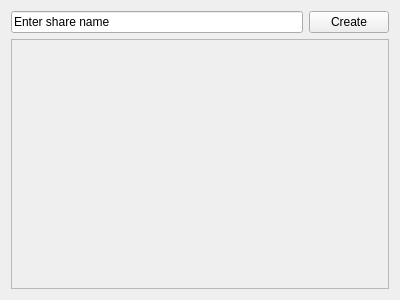
maidsafe-archive/MaidSafe-Encrypt, file src/qt/ui/user_shares_panel.ui: the form before one commit.
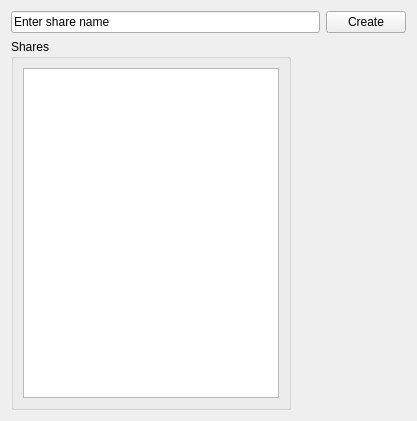
The form after the commit.

Commit message: pd - gui - qt: further work on the shares and contacts panels

```diff
--- a/src/qt/ui/user_shares_panel.ui
+++ b/src/qt/ui/user_shares_panel.ui
@@ -6,14 +6,14 @@
    <rect>
     <x>0</x>
     <y>0</y>
-    <width>400</width>
-    <height>300</height>
+    <width>417</width>
+    <height>421</height>
    </rect>
   </property>
   <property name="windowTitle">
    <string>Form</string>
   </property>
-  <layout class="QVBoxLayout" name="verticalLayout">
+  <layout class="QVBoxLayout" name="verticalLayout_2">
    <item>
     <layout class="QHBoxLayout" name="horizontalLayout">
      <item>
@@ -36,39 +36,46 @@
     </layout>
    </item>
    <item>
-    <widget class="QScrollArea" name="sharesScrollArea">
-     <property name="widgetResizable">
-      <bool>true</bool>
-     </property>
-     <widget class="QWidget" name="scrollAreaWidgetContents">
-      <property name="geometry">
-       <rect>
-        <x>0</x>
-        <y>0</y>
-        <width>380</width>
-        <height>249</height>
-       </rect>
-      </property>
-      <layout class="QVBoxLayout" name="verticalLayout_3">
+    <layout class="QHBoxLayout" name="horizontalLayout_2">
+     <item>
+      <widget class="QGroupBox" name="groupBox">
+       <property name="title">
+        <string>Shares</string>
+       </property>
+       <layout class="QVBoxLayout" name="verticalLayout">
        <item>
-        <layout class="QVBoxLayout" name="shares_layout"/>
-       </item>
+         <widget class="QListWidget" name="listWidget">
+          <property name="sizePolicy">
+           <sizepolicy hsizetype="Minimum" vsizetype="Expanding">
+            <horstretch>0</horstretch>
+            <verstretch>0</verstretch>
+           </sizepolicy>
+          </property>
+          <property name="minimumSize">
+           <size>
+            <width>100</width>
+            <height>0</height>
+           </size>
+          </property>
+         </widget>
+        </item>
+       </layout>
+      </widget>
+     </item>
        <item>
-        <spacer name="verticalSpacer">
+      <spacer name="horizontalSpacer">
          <property name="orientation">
-          <enum>Qt::Vertical</enum>
+        <enum>Qt::Horizontal</enum>
          </property>
          <property name="sizeHint" stdset="0">
           <size>
-           <width>20</width>
-           <height>220</height>
+         <width>40</width>
+         <height>20</height>
           </size>
          </property>
         </spacer>
        </item>
       </layout>
-     </widget>
-    </widget>
    </item>
   </layout>
  </widget>
```
Lines whose indentation alone changed are shown as unchanged. The commit also changes 12 other files.
